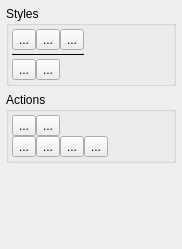
This is libs/flake/tools/PathToolOptionWidgetBase.ui in KDE/krita as Qt 5 draws it before an edit. The edited form follows.
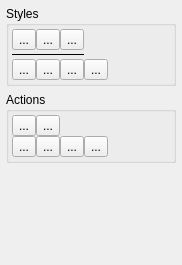
This is the edited form.

Commit message: implement two more actions in the path tool: 1. change a selected path point to a line point 2. change a selected path point to a curve point

Diff of the .ui file:
```diff
--- a/libs/flake/tools/PathToolOptionWidgetBase.ui
+++ b/libs/flake/tools/PathToolOptionWidgetBase.ui
@@ -6,7 +6,7 @@
     <x>0</x>
     <y>0</y>
     <width>182</width>
-    <height>249</height>
+    <height>265</height>
    </rect>
   </property>
   <layout class="QVBoxLayout" >
@@ -34,6 +34,14 @@
       <number>0</number>
      </property>
      <widget class="QWidget" name="pathPage" >
+      <property name="geometry" >
+       <rect>
+        <x>0</x>
+        <y>0</y>
+        <width>170</width>
+        <height>249</height>
+       </rect>
+      </property>
       <layout class="QGridLayout" >
        <property name="leftMargin" >
         <number>0</number>
@@ -132,6 +140,20 @@
             </property>
            </spacer>
           </item>
+          <item row="2" column="2" >
+           <widget class="QToolButton" name="linePoint" >
+            <property name="text" >
+             <string>...</string>
+            </property>
+           </widget>
+          </item>
+          <item row="2" column="3" >
+           <widget class="QToolButton" name="curvePoint" >
+            <property name="text" >
+             <string>...</string>
+            </property>
+           </widget>
+          </item>
          </layout>
         </widget>
        </item>
```
Left out of the diff: 82 changed lines with no effect on the pictures. The commit also changes 9 other files.
